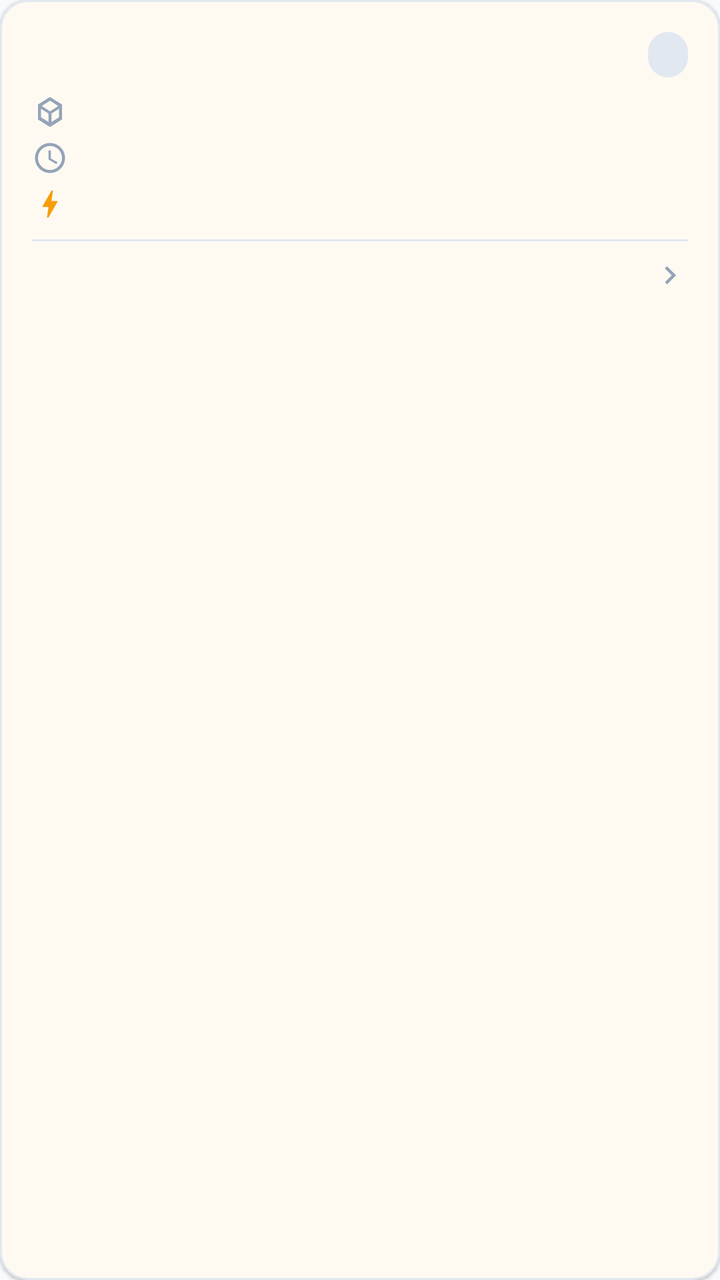
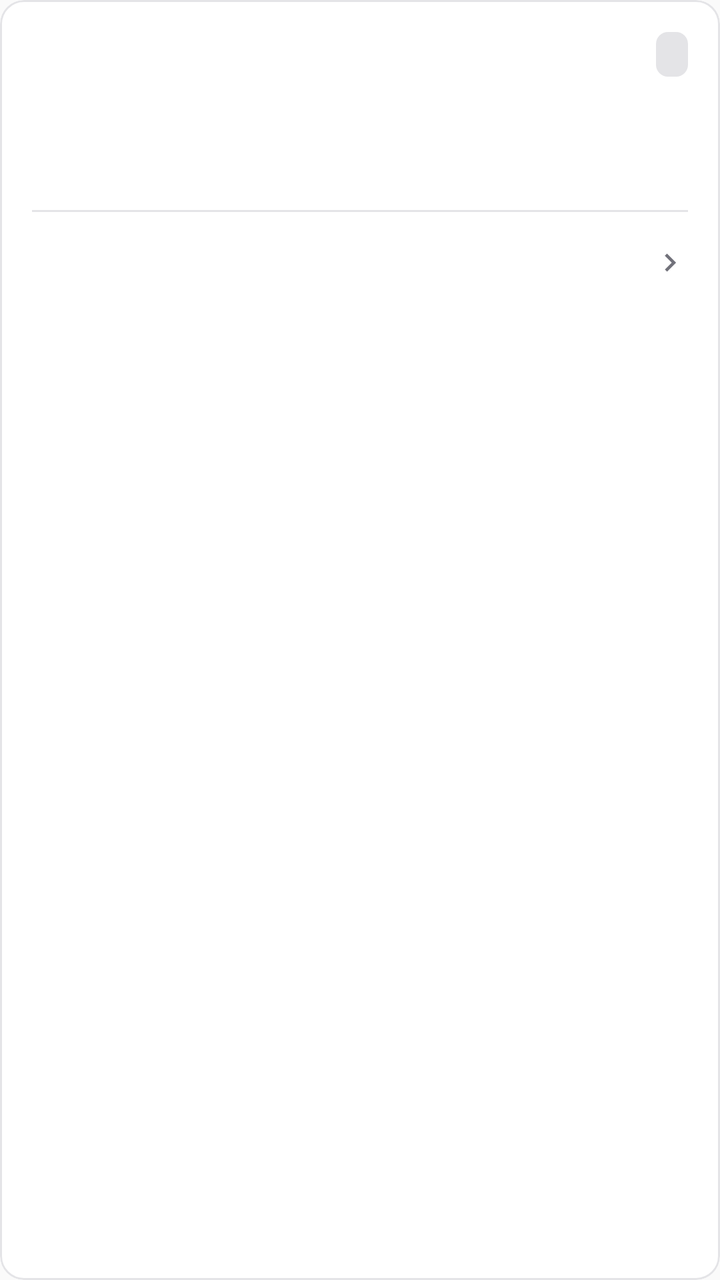

An Android layout rendered at two revisions. The XML below is the earlier revision; the diff shows what the commit changed to produce the second picture.
<!-- AndroidManifest.xml: application theme Theme.SmartSolar -->
<!-- res/layout/item_reservation.xml -->
<?xml version="1.0" encoding="utf-8"?>
<com.google.android.material.card.MaterialCardView
    xmlns:android="http://schemas.android.com/apk/res/android"
    xmlns:app="http://schemas.android.com/apk/res-auto"
    android:id="@+id/card_reservation"
    style="@style/Widget.SmartSolar.Card"
    android:layout_width="match_parent"
    android:layout_height="wrap_content"
    android:layout_marginStart="@dimen/space_md"
    android:layout_marginEnd="@dimen/space_md"
    android:layout_marginBottom="@dimen/space_sm"
    android:clickable="true"
    android:focusable="true">

    <LinearLayout
        android:layout_width="match_parent"
        android:layout_height="wrap_content"
        android:orientation="vertical">

        
        <LinearLayout
            android:layout_width="match_parent"
            android:layout_height="wrap_content"
            android:gravity="center_vertical"
            android:orientation="horizontal">

            <TextView
                android:id="@+id/text_reservation_no"
                android:layout_width="0dp"
                android:layout_height="wrap_content"
                android:layout_weight="1"
                android:ellipsize="end"
                android:fontFamily="monospace"
                android:maxLines="1"
                android:textColor="@color/slate_900"
                android:textSize="15sp"
                android:textStyle="bold" />

            <TextView
                android:id="@+id/text_status"
                style="@style/Widget.SmartSolar.StatusChip"
                android:layout_width="wrap_content"
                android:layout_height="wrap_content"
                android:layout_marginStart="@dimen/space_sm"
                android:textColor="@color/status_pending_text" />

        </LinearLayout>

        
        <LinearLayout
            android:layout_width="match_parent"
            android:layout_height="wrap_content"
            android:layout_marginTop="@dimen/space_sm"
            android:gravity="center_vertical"
            android:orientation="horizontal">

            <ImageView
                android:layout_width="@dimen/icon_sm"
                android:layout_height="@dimen/icon_sm"
                android:contentDescription="@null"
                android:src="@drawable/ic_station"
                app:tint="@color/slate_400" />

            <TextView
                android:id="@+id/text_station_name"
                style="@style/TextAppearance.SmartSolar.Body"
                android:layout_width="0dp"
                android:layout_height="wrap_content"
                android:layout_marginStart="@dimen/space_sm"
                android:layout_weight="1"
                android:ellipsize="end"
                android:maxLines="1" />

        </LinearLayout>

        
        <LinearLayout
            android:layout_width="match_parent"
            android:layout_height="wrap_content"
            android:layout_marginTop="@dimen/space_xs"
            android:gravity="center_vertical"
            android:orientation="horizontal">

            <ImageView
                android:layout_width="@dimen/icon_sm"
                android:layout_height="@dimen/icon_sm"
                android:contentDescription="@null"
                android:src="@drawable/ic_clock"
                app:tint="@color/slate_400" />

            <TextView
                android:id="@+id/text_date_time"
                style="@style/TextAppearance.SmartSolar.Body"
                android:layout_width="0dp"
                android:layout_height="wrap_content"
                android:layout_marginStart="@dimen/space_sm"
                android:layout_weight="1"
                android:ellipsize="end"
                android:maxLines="1" />

        </LinearLayout>

        
        <LinearLayout
            android:layout_width="match_parent"
            android:layout_height="wrap_content"
            android:layout_marginTop="@dimen/space_xs"
            android:gravity="center_vertical"
            android:orientation="horizontal">

            <ImageView
                android:layout_width="@dimen/icon_sm"
                android:layout_height="@dimen/icon_sm"
                android:contentDescription="@null"
                android:src="@drawable/ic_bolt"
                app:tint="@color/solar_500" />

            <TextView
                android:id="@+id/text_energy"
                style="@style/TextAppearance.SmartSolar.Body"
                android:layout_width="0dp"
                android:layout_height="wrap_content"
                android:layout_marginStart="@dimen/space_sm"
                android:layout_weight="1"
                android:ellipsize="end"
                android:maxLines="1"
                android:textColor="@color/solar_700"
                android:textStyle="bold" />

        </LinearLayout>

        <View
            android:layout_width="match_parent"
            android:layout_height="1dp"
            android:layout_marginTop="@dimen/space_sm"
            android:background="@color/divider" />

        
        <LinearLayout
            android:layout_width="match_parent"
            android:layout_height="wrap_content"
            android:layout_marginTop="@dimen/space_sm"
            android:gravity="center_vertical"
            android:orientation="horizontal">

            
            <ImageView
                android:id="@+id/image_qr_badge"
                android:layout_width="@dimen/icon_sm"
                android:layout_height="@dimen/icon_sm"
                android:layout_marginEnd="@dimen/space_sm"
                android:contentDescription="@string/cd_qr_code"
                android:src="@drawable/ic_qr"
                android:visibility="gone"
                app:tint="@color/grid_600" />

            <TextView
                android:id="@+id/text_hours_until"
                style="@style/TextAppearance.SmartSolar.Caption"
                android:layout_width="0dp"
                android:layout_height="wrap_content"
                android:layout_weight="1"
                android:ellipsize="end"
                android:maxLines="1" />

            <ImageView
                android:layout_width="@dimen/icon_sm"
                android:layout_height="@dimen/icon_sm"
                android:contentDescription="@null"
                android:src="@drawable/ic_chevron_right"
                app:tint="@color/slate_400" />

        </LinearLayout>

    </LinearLayout>

</com.google.android.material.card.MaterialCardView>
<!-- resources referenced by this layout -->
<resources>
  <color name="grid_600">#059669</color>
  <color name="slate_400">#94A3B8</color>
  <color name="slate_900">#0F172A</color>
  <color name="solar_500">#F59E0B</color>
  <color name="solar_700">#B45309</color>
  <!-- drawable ic_bolt (drawable) -->
  <?xml version="1.0" encoding="utf-8"?>
  <vector xmlns:android="http://schemas.android.com/apk/res/android"
      android:width="24dp" android:height="24dp"
      android:viewportWidth="24" android:viewportHeight="24"
      android:tint="?attr/colorControlNormal">
      <path android:fillColor="@android:color/white" android:pathData="M11,21h-1l1,-7H7.5c-0.88,0 -0.33,-0.75 -0.31,-0.78C8.48,10.94 10.42,7.54 13.01,3h1l-1,7h3.51c0.4,0 0.62,0.19 0.4,0.66C12.97,17.55 11,21 11,21z" />
  </vector>
  <!-- drawable ic_clock (drawable) -->
  <?xml version="1.0" encoding="utf-8"?>
  <vector xmlns:android="http://schemas.android.com/apk/res/android"
      android:width="24dp" android:height="24dp"
      android:viewportWidth="24" android:viewportHeight="24"
      android:tint="?attr/colorControlNormal">
      <path android:fillColor="@android:color/white" android:pathData="M11.99,2C6.47,2 2,6.48 2,12s4.47,10 9.99,10C17.52,22 22,17.52 22,12S17.52,2 11.99,2zM12,20c-4.42,0 -8,-3.58 -8,-8s3.58,-8 8,-8 8,3.58 8,8 -3.58,8 -8,8zM12.5,7H11v6l5.25,3.15 0.75,-1.23 -4.5,-2.67z" />
  </vector>
  <!-- drawable ic_station (drawable) -->
  <?xml version="1.0" encoding="utf-8"?>
  <vector xmlns:android="http://schemas.android.com/apk/res/android"
      android:width="24dp" android:height="24dp"
      android:viewportWidth="24" android:viewportHeight="24"
      android:tint="?attr/colorControlNormal">
      <path android:fillColor="@android:color/white" android:pathData="M12,2L4,7v10l8,5 8,-5V7L12,2zM12,4.44L17.5,8 12,11.56 6.5,8 12,4.44zM6,9.87l5,3.13v5.66l-5,-3.13V9.87zM13,18.66V13l5,-3.13v5.66l-5,3.13z" />
  </vector>
  <style name="TextAppearance.SmartSolar.Caption" parent="TextAppearance.Material3.BodySmall">
          <item name="android:textColor">@color/slate_500</item>
          <item name="android:textSize">12sp</item>
      </style>
  <style name="Widget.SmartSolar.Card" parent="Widget.Material3.CardView.Elevated">
          <item name="cardCornerRadius">14dp</item>
          <item name="cardElevation">1dp</item>
          <item name="cardBackgroundColor">@color/white</item>
          <item name="contentPadding">16dp</item>
          <item name="strokeColor">@color/slate_200</item>
          <item name="strokeWidth">1dp</item>
      </style>
  <style name="Widget.SmartSolar.StatusChip" parent="android:Widget.TextView">
          <item name="android:paddingStart">10dp</item>
          <item name="android:paddingEnd">10dp</item>
          <item name="android:paddingTop">4dp</item>
          <item name="android:paddingBottom">4dp</item>
          <item name="android:textSize">11sp</item>
          <item name="android:textStyle">bold</item>
          <item name="android:background">@drawable/bg_status_chip</item>
      </style>
  <style name="Theme.SmartSolar" parent="Theme.Material3.Light.NoActionBar">
          <item name="colorPrimary">@color/solar_500</item>
          <item name="colorOnPrimary">@color/white</item>
          <item name="colorPrimaryContainer">@color/solar_100</item>
          <item name="colorOnPrimaryContainer">@color/solar_800</item>
  
          <item name="colorSecondary">@color/grid_600</item>
          <item name="colorOnSecondary">@color/white</item>
          <item name="colorSecondaryContainer">@color/grid_100</item>
          <item name="colorOnSecondaryContainer">@color/grid_800</item>
  
          <item name="colorError">@color/error_red</item>
          <item name="colorSurface">@color/white</item>
          <item name="colorOnSurface">@color/slate_800</item>
          <item name="android:colorBackground">@color/slate_50</item>
  
          <item name="android:statusBarColor">@color/solar_600</item>
          <item name="android:windowLightStatusBar" tools:targetApi="23">false</item>
          <item name="android:navigationBarColor">@color/white</item>
          <item name="android:windowLightNavigationBar" tools:targetApi="27">true</item>
      </style>
  <color name="slate_200">#E2E8F0</color>
  <color name="slate_700">#334155</color>
  <color name="slate_500">#64748B</color>
  <!-- drawable bg_status_chip (drawable) -->
  <?xml version="1.0" encoding="utf-8"?>
  <shape xmlns:android="http://schemas.android.com/apk/res/android" android:shape="rectangle">
      <corners android:radius="20dp" />
      <solid android:color="@color/slate_200" />
  </shape>
  <color name="error_red">#DC2626</color>
  <color name="slate_800">#1E293B</color>
  <color name="slate_50">#F8FAFC</color>
  <color name="solar_600">#D97706</color>
  <!-- unchanged entries left out for length: 15 -->
</resources>

<!-- the commit's change to res/layout/item_reservation.xml (unified diff, before → after) -->
@@ -33,7 +33,7 @@
                 android:fontFamily="monospace"
                 android:maxLines="1"
                 android:textColor="@color/slate_900"
-                android:textSize="15sp"
+                android:textSize="14sp"
                 android:textStyle="bold" />
 
             <TextView
@@ -47,128 +47,80 @@
         </LinearLayout>
 
         
-        <LinearLayout
+        <TextView
+            android:id="@+id/text_station_name"
             android:layout_width="match_parent"
             android:layout_height="wrap_content"
             android:layout_marginTop="@dimen/space_sm"
-            android:gravity="center_vertical"
-            android:orientation="horizontal">
-
-            <ImageView
-                android:layout_width="@dimen/icon_sm"
-                android:layout_height="@dimen/icon_sm"
-                android:contentDescription="@null"
-                android:src="@drawable/ic_station"
-                app:tint="@color/slate_400" />
-
-            <TextView
-                android:id="@+id/text_station_name"
-                style="@style/TextAppearance.SmartSolar.Body"
-                android:layout_width="0dp"
-                android:layout_height="wrap_content"
-                android:layout_marginStart="@dimen/space_sm"
-                android:layout_weight="1"
-                android:ellipsize="end"
-                android:maxLines="1" />
-
-        </LinearLayout>
+            android:ellipsize="end"
+            android:fontFamily="sans-serif-medium"
+            android:maxLines="1"
+            android:textColor="@color/slate_900"
+            android:textSize="16sp" />
 
         
-        <LinearLayout
+        <TextView
+            android:id="@+id/text_date_time"
+            style="@style/TextAppearance.SmartSolar.Body"
             android:layout_width="match_parent"
             android:layout_height="wrap_content"
-            android:layout_marginTop="@dimen/space_xs"
-            android:gravity="center_vertical"
-            android:orientation="horizontal">
-
-            <ImageView
-                android:layout_width="@dimen/icon_sm"
-                android:layout_height="@dimen/icon_sm"
-                android:contentDescription="@null"
-                android:src="@drawable/ic_clock"
-                app:tint="@color/slate_400" />
-
-            <TextView
-                android:id="@+id/text_date_time"
-                style="@style/TextAppearance.SmartSolar.Body"
-                android:layout_width="0dp"
-                android:layout_height="wrap_content"
-                android:layout_marginStart="@dimen/space_sm"
-                android:layout_weight="1"
-                android:ellipsize="end"
-                android:maxLines="1" />
-
-        </LinearLayout>
-
-        
-        <LinearLayout
-            android:layout_width="match_parent"
-            android:layout_height="wrap_content"
-            android:layout_marginTop="@dimen/space_xs"
-            android:gravity="center_vertical"
-            android:orientation="horizontal">
-
-            <ImageView
-                android:layout_width="@dimen/icon_sm"
-                android:layout_height="@dimen/icon_sm"
-                android:contentDescription="@null"
-                android:src="@drawable/ic_bolt"
-                app:tint="@color/solar_500" />
-
-            <TextView
-                android:id="@+id/text_energy"
-                style="@style/TextAppearance.SmartSolar.Body"
-                android:layout_width="0dp"
-                android:layout_height="wrap_content"
-                android:layout_marginStart="@dimen/space_sm"
-                android:layout_weight="1"
-                android:ellipsize="end"
-                android:maxLines="1"
-                android:textColor="@color/solar_700"
-                android:textStyle="bold" />
-
-        </LinearLayout>
+            android:layout_marginTop="2dp"
+            android:ellipsize="end"
+            android:maxLines="1"
+            android:textColor="@color/slate_600" />
 
         <View
             android:layout_width="match_parent"
             android:layout_height="1dp"
-            android:layout_marginTop="@dimen/space_sm"
+            android:layout_marginTop="@dimen/space_md"
             android:background="@color/divider" />
 
         
         <LinearLayout
             android:layout_width="match_parent"
             android:layout_height="wrap_content"
-            android:layout_marginTop="@dimen/space_sm"
+            android:layout_marginTop="@dimen/space_md"
             android:gravity="center_vertical"
             android:orientation="horizontal">
+
+            <TextView
+                android:id="@+id/text_energy"
+                android:layout_width="wrap_content"
+                android:layout_height="wrap_content"
+                android:fontFamily="sans-serif-medium"
+                android:maxLines="1"
+                android:textColor="@color/slate_900"
+                android:textSize="14sp" />
 
             
             <ImageView
                 android:id="@+id/image_qr_badge"
                 android:layout_width="@dimen/icon_sm"
                 android:layout_height="@dimen/icon_sm"
-                android:layout_marginEnd="@dimen/space_sm"
+                android:layout_marginStart="@dimen/space_sm"
                 android:contentDescription="@string/cd_qr_code"
                 android:src="@drawable/ic_qr"
                 android:visibility="gone"
-                app:tint="@color/grid_600" />
+                app:tint="@color/grid_700" />
 
             <TextView
                 android:id="@+id/text_hours_until"
                 style="@style/TextAppearance.SmartSolar.Caption"
                 android:layout_width="0dp"
                 android:layout_height="wrap_content"
+                android:layout_marginStart="@dimen/space_sm"
                 android:layout_weight="1"
                 android:ellipsize="end"
+                android:gravity="end"
                 android:maxLines="1" />
 
             <ImageView
                 android:layout_width="@dimen/icon_sm"
                 android:layout_height="@dimen/icon_sm"
+                android:layout_marginStart="@dimen/space_xs"
                 android:contentDescription="@null"
                 android:src="@drawable/ic_chevron_right"
-                app:tint="@color/slate_400" />
+                app:tint="@color/slate_500" />
 
         </LinearLayout>
 
<!-- resource entries referenced after the edit -->
@@ -1,89 +1,105 @@
 <!-- resources referenced by this layout -->
 <resources>
-  <color name="grid_600">#059669</color>
-  <color name="slate_400">#94A3B8</color>
-  <color name="slate_900">#0F172A</color>
-  <color name="solar_500">#F59E0B</color>
-  <color name="solar_700">#B45309</color>
-  <!-- drawable ic_bolt (drawable) -->
-  <?xml version="1.0" encoding="utf-8"?>
-  <vector xmlns:android="http://schemas.android.com/apk/res/android"
-      android:width="24dp" android:height="24dp"
-      android:viewportWidth="24" android:viewportHeight="24"
-      android:tint="?attr/colorControlNormal">
-      <path android:fillColor="@android:color/white" android:pathData="M11,21h-1l1,-7H7.5c-0.88,0 -0.33,-0.75 -0.31,-0.78C8.48,10.94 10.42,7.54 13.01,3h1l-1,7h3.51c0.4,0 0.62,0.19 0.4,0.66C12.97,17.55 11,21 11,21z" />
-  </vector>
-  <!-- drawable ic_clock (drawable) -->
-  <?xml version="1.0" encoding="utf-8"?>
-  <vector xmlns:android="http://schemas.android.com/apk/res/android"
-      android:width="24dp" android:height="24dp"
-      android:viewportWidth="24" android:viewportHeight="24"
-      android:tint="?attr/colorControlNormal">
-      <path android:fillColor="@android:color/white" android:pathData="M11.99,2C6.47,2 2,6.48 2,12s4.47,10 9.99,10C17.52,22 22,17.52 22,12S17.52,2 11.99,2zM12,20c-4.42,0 -8,-3.58 -8,-8s3.58,-8 8,-8 8,3.58 8,8 -3.58,8 -8,8zM12.5,7H11v6l5.25,3.15 0.75,-1.23 -4.5,-2.67z" />
-  </vector>
-  <!-- drawable ic_station (drawable) -->
-  <?xml version="1.0" encoding="utf-8"?>
-  <vector xmlns:android="http://schemas.android.com/apk/res/android"
-      android:width="24dp" android:height="24dp"
-      android:viewportWidth="24" android:viewportHeight="24"
-      android:tint="?attr/colorControlNormal">
-      <path android:fillColor="@android:color/white" android:pathData="M12,2L4,7v10l8,5 8,-5V7L12,2zM12,4.44L17.5,8 12,11.56 6.5,8 12,4.44zM6,9.87l5,3.13v5.66l-5,-3.13V9.87zM13,18.66V13l5,-3.13v5.66l-5,3.13z" />
-  </vector>
+  <color name="grid_700">#047857</color>
+  <color name="slate_900">#18181B</color>
   <style name="TextAppearance.SmartSolar.Caption" parent="TextAppearance.Material3.BodySmall">
-          <item name="android:textColor">@color/slate_500</item>
+          <item name="android:textColor">@color/slate_600</item>
           <item name="android:textSize">12sp</item>
       </style>
-  <style name="Widget.SmartSolar.Card" parent="Widget.Material3.CardView.Elevated">
-          <item name="cardCornerRadius">14dp</item>
-          <item name="cardElevation">1dp</item>
+  <style name="Widget.SmartSolar.Card" parent="Widget.Material3.CardView.Outlined">
+          <item name="cardCornerRadius">12dp</item>
+          <item name="cardElevation">0dp</item>
           <item name="cardBackgroundColor">@color/white</item>
           <item name="contentPadding">16dp</item>
           <item name="strokeColor">@color/slate_200</item>
           <item name="strokeWidth">1dp</item>
+          <item name="rippleColor">@color/slate_100</item>
       </style>
   <style name="Widget.SmartSolar.StatusChip" parent="android:Widget.TextView">
-          <item name="android:paddingStart">10dp</item>
-          <item name="android:paddingEnd">10dp</item>
-          <item name="android:paddingTop">4dp</item>
-          <item name="android:paddingBottom">4dp</item>
-          <item name="android:textSize">11sp</item>
-          <item name="android:textStyle">bold</item>
+          <item name="android:paddingStart">8dp</item>
+          <item name="android:paddingEnd">8dp</item>
+          <item name="android:paddingTop">3dp</item>
+          <item name="android:paddingBottom">3dp</item>
+          <item name="android:textSize">12sp</item>
+          <item name="android:fontFamily">sans-serif-medium</item>
           <item name="android:background">@drawable/bg_status_chip</item>
       </style>
   <style name="Theme.SmartSolar" parent="Theme.Material3.Light.NoActionBar">
-          <item name="colorPrimary">@color/solar_500</item>
+          
+          <item name="colorPrimary">@color/slate_900</item>
           <item name="colorOnPrimary">@color/white</item>
+          <item name="colorPrimaryInverse">@color/accent</item>
           <item name="colorPrimaryContainer">@color/solar_100</item>
           <item name="colorOnPrimaryContainer">@color/solar_800</item>
   
-          <item name="colorSecondary">@color/grid_600</item>
+          <item name="colorSecondary">@color/grid_700</item>
           <item name="colorOnSecondary">@color/white</item>
           <item name="colorSecondaryContainer">@color/grid_100</item>
           <item name="colorOnSecondaryContainer">@color/grid_800</item>
   
           <item name="colorError">@color/error_red</item>
           <item name="colorSurface">@color/white</item>
-          <item name="colorOnSurface">@color/slate_800</item>
+          <item name="colorOnSurface">@color/slate_900</item>
+          <item name="colorOnSurfaceVariant">@color/slate_600</item>
+          <item name="colorOutline">@color/slate_300</item>
+          <item name="colorOutlineVariant">@color/slate_200</item>
           <item name="android:colorBackground">@color/slate_50</item>
+          <item name="android:textColorPrimary">@color/slate_900</item>
+          <item name="android:textColorSecondary">@color/slate_600</item>
+          <item name="android:textColorHint">@color/slate_500</item>
   
-          <item name="android:statusBarColor">@color/solar_600</item>
-          <item name="android:windowLightStatusBar" tools:targetApi="23">false</item>
+          
+          <item name="shapeAppearanceSmallComponent">@style/ShapeAppearance.SmartSolar.Control</item>
+          <item name="shapeAppearanceMediumComponent">@style/ShapeAppearance.SmartSolar.Surface</item>
+  
+          <item name="materialButtonStyle">@style/Widget.SmartSolar.Button</item>
+  
+          
+          <item name="android:statusBarColor">@color/white</item>
+          <item name="android:windowLightStatusBar" tools:targetApi="23">true</item>
           <item name="android:navigationBarColor">@color/white</item>
           <item name="android:windowLightNavigationBar" tools:targetApi="27">true</item>
       </style>
-  <color name="slate_200">#E2E8F0</color>
-  <color name="slate_700">#334155</color>
-  <color name="slate_500">#64748B</color>
+  <color name="slate_200">#E4E4E7</color>
+  <color name="slate_700">#3F3F46</color>
+  <color name="slate_100">#F4F4F5</color>
+  <color name="slate_500">#71717A</color>
+  <color name="slate_600">#52525B</color>
   <!-- drawable bg_status_chip (drawable) -->
   <?xml version="1.0" encoding="utf-8"?>
   <shape xmlns:android="http://schemas.android.com/apk/res/android" android:shape="rectangle">
-      <corners android:radius="20dp" />
+      <corners android:radius="6dp" />
       <solid android:color="@color/slate_200" />
   </shape>
-  <color name="error_red">#DC2626</color>
-  <color name="slate_800">#1E293B</color>
-  <color name="slate_50">#F8FAFC</color>
-  <color name="solar_600">#D97706</color>
+  <color name="accent">#FBBF24</color>
+  <color name="error_red">#B91C1C</color>
+  <color name="slate_300">#D4D4D8</color>
+  <color name="slate_50">#FAFAFA</color>
+  <style name="ShapeAppearance.SmartSolar.Control" parent="ShapeAppearance.Material3.SmallComponent">
+          <item name="cornerFamily">rounded</item>
+          <item name="cornerSize">8dp</item>
+      </style>
+  <style name="ShapeAppearance.SmartSolar.Surface" parent="ShapeAppearance.Material3.MediumComponent">
+          <item name="cornerFamily">rounded</item>
+          <item name="cornerSize">12dp</item>
+      </style>
+  <style name="Widget.SmartSolar.Button" parent="Widget.Material3.Button">
+          <item name="backgroundTint">@color/accent</item>
+          <item name="android:textColor">@color/accent_ink</item>
+          <item name="iconTint">@color/accent_ink</item>
+          <item name="rippleColor">@color/accent_pressed</item>
+          <item name="cornerRadius">8dp</item>
+          <item name="android:minHeight">48dp</item>
+          <item name="android:paddingTop">12dp</item>
+          <item name="android:paddingBottom">12dp</item>
+          <item name="android:textSize">15sp</item>
+          <item name="android:fontFamily">sans-serif-medium</item>
+          <item name="android:textStyle">normal</item>
+          <item name="android:letterSpacing">0</item>
+          <item name="android:textAllCaps">false</item>
+      </style>
+  <color name="accent_ink">#18181B</color>
+  <color name="accent_pressed">#F59E0B</color>
   <!-- unchanged entries left out for length: 15 -->
 </resources>
 
